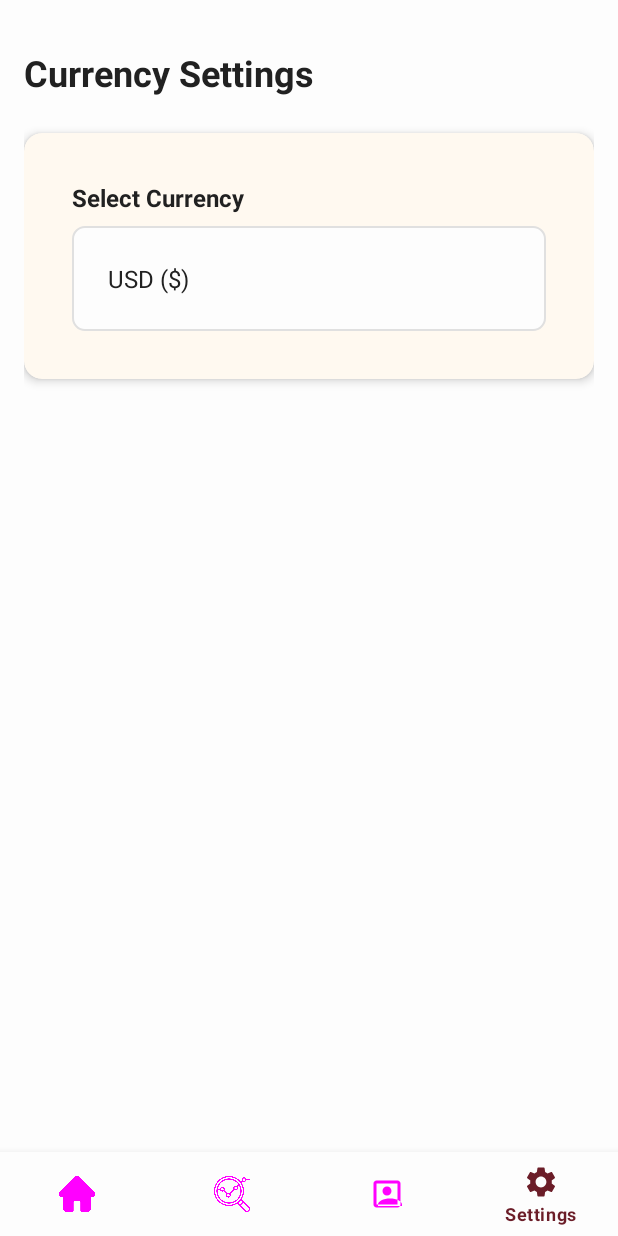
After one commit to dulsara30/Walleto---Personal-Finance-Tracker-App, an Android app: the SettingsFragment screen opened through its navigation route, on a phone screen of 412 x 824 dp. The commit adds this screen. Run offline under Robolectric (Android 15) with nearby library versions, the phone set to English and light mode, and no system bars; our stand-ins replace navigation-ui.

Commit message:
updated currency handling

```diff
--- a/app/src/main/java/com/example/finessa/model/CategoryBudget.kt
+++ b/app/src/main/java/com/example/finessa/model/CategoryBudget.kt
@@ -4,5 +4,6 @@ import java.io.Serializable
 
 data class CategoryBudget(
     val category: String,
-    var budget: Double
+    var budget: Double,
+    var spent: Double = 0.0
 ) : Serializable
--- a/app/src/main/java/com/example/finessa/ui/main/HomeFragment.kt
+++ b/app/src/main/java/com/example/finessa/ui/main/HomeFragment.kt
@@ -18,10 +18,12 @@ import androidx.activity.result.contract.ActivityResultContracts
 import androidx.core.app.NotificationCompat
 import androidx.core.content.ContextCompat
 import androidx.fragment.app.Fragment
+import androidx.lifecycle.Observer
 import androidx.recyclerview.widget.LinearLayoutManager
 import androidx.recyclerview.widget.RecyclerView
 import com.example.finessa.R
 import com.example.finessa.adapter.TransactionAdapter
+import com.example.finessa.databinding.FragmentHomeBinding
 import com.example.finessa.model.Transaction
 import com.example.finessa.ui.dialog.TransactionDialogFragment
 import com.google.android.material.button.MaterialButton
@@ -35,9 +37,12 @@ import com.google.gson.reflect.TypeToken
 import java.util.Calendar
 import java.util.Date
 import androidx.navigation.fragment.findNavController
+import com.example.finessa.utils.CurrencyManager
 
 class HomeFragment : Fragment() {
 
+    private var _binding: FragmentHomeBinding? = null
+    private val binding get() = _binding!!
     private lateinit var adapter: TransactionAdapter
     private lateinit var tvBalance: TextView
     private lateinit var tvBudgetStatus: TextView
@@ -65,8 +70,9 @@ class HomeFragment : Fragment() {
         inflater: LayoutInflater,
         container: ViewGroup?,
         savedInstanceState: Bundle?
-    ): View? {
-        return inflater.inflate(R.layout.fragment_home, container, false)
+    ): View {
+        _binding = FragmentHomeBinding.inflate(inflater, container, false)
+        return binding.root
     }
 
     override fun onViewCreated(view: View, savedInstanceState: Bundle?) {
@@ -75,27 +81,20 @@ class HomeFragment : Fragment() {
         checkNotificationPermission()
 
         // Initialize views
-        tvBalance = view.findViewById(R.id.tvBalance)
-        tvBudgetStatus = view.findViewById(R.id.tvBudgetStatus)
-        progressBudget = view.findViewById(R.id.progressBudget)
-        cardBudgetStatus = view.findViewById(R.id.cardBudgetStatus)
-        rvTransactions = view.findViewById(R.id.rvTransactions)
-        fabAddTransaction = view.findViewById(R.id.fabAddTransaction)
-        btnAddIncome = view.findViewById(R.id.btnAddIncome)
-        btnAddExpense = view.findViewById(R.id.btnAddExpense)
+        tvBalance = binding.tvBalance
+        tvBudgetStatus = binding.tvBudgetStatus
+        progressBudget = binding.progressBudget
+        cardBudgetStatus = binding.cardBudgetStatus
+        rvTransactions = binding.rvTransactions
+        fabAddTransaction = binding.fabAddTransaction
+        btnAddIncome = binding.btnAddIncome
+        btnAddExpense = binding.btnAddExpense
 
         // Initialize SharedPreferences
         sharedPreferences = requireContext().getSharedPreferences("finance_tracker", 0)
 
         // Setup RecyclerView
-        adapter = TransactionAdapter(
-            onItemClick = { transaction ->
-                showTransactionDialog(isIncome = transaction.isIncome, existingTransaction = transaction)
-            },
-            onDeleteClick = { transaction ->
-                showDeleteConfirmationDialog(transaction)
-            }
-        )
+        adapter = TransactionAdapter(requireContext())
         rvTransactions.layoutManager = LinearLayoutManager(context)
         rvTransactions.adapter = adapter
 
@@ -107,13 +106,14 @@ class HomeFragment : Fragment() {
         // Load saved data
         loadSavedData()
         updateBudgetStatus()
+        observeCurrencyChanges()
     }
 
     private fun showTransactionDialog(isIncome: Boolean, existingTransaction: Transaction? = null) {
         TransactionDialogFragment(
             isIncome = isIncome,
             onSave = { transaction ->
-                val transactions = adapter.transactionsList.toMutableList()
+                val transactions = adapter.currentList.toMutableList()
 
                 if (!isIncome) {
                     if (!validateBudgets(transaction, transactions)) {
@@ -131,7 +131,7 @@ class HomeFragment : Fragment() {
                     transactions.add(0, transaction)
                     showSnackbar("Transaction added successfully")
                 }
-                adapter.updateTransactions(transactions)
+                adapter.submitList(transactions)
                 updateBalance(transactions)
                 updateBudgetStatus()
                 saveData(transactions)
@@ -233,7 +233,7 @@ class HomeFragment : Fragment() {
     private fun updateBudgetStatus() {
         val monthlyBudget = sharedPreferences.getFloat("monthly_budget", 0f)
         if (monthlyBudget > 0) {
-            val currentExpenses = getCurrentMonthExpenses(adapter.transactionsList)
+            val currentExpenses = getCurrentMonthExpenses(adapter.currentList)
             val percentage = (currentExpenses / monthlyBudget.toDouble() * 100).toInt()
 
             progressBudget.progress = percentage
@@ -387,9 +387,9 @@ class HomeFragment : Fragment() {
     }
 
     private fun deleteTransaction(transaction: Transaction) {
-        val transactions = adapter.transactionsList.toMutableList()
+        val transactions = adapter.currentList.toMutableList()
         transactions.remove(transaction)
-        adapter.updateTransactions(transactions)
+        adapter.submitList(transactions)
         updateBalance(transactions)
         saveData(transactions)
         showSnackbar("Transaction deleted")
@@ -406,7 +406,7 @@ class HomeFragment : Fragment() {
         } else {
             emptyList()
         }
-        adapter.updateTransactions(transactions)
+        adapter.submitList(transactions)
         updateBalance(transactions)
     }
 
@@ -419,7 +419,7 @@ class HomeFragment : Fragment() {
         val balance = transactions.sumOf { transaction ->
             if (transaction.isIncome) transaction.amount else -transaction.amount
         }
-        tvBalance.text = "$${String.format("%.2f", balance)}"
+        tvBalance.text = CurrencyManager.formatAmount(requireContext(), balance)
     }
 
     private fun createNotificationChannel() {
@@ -464,4 +464,37 @@ class HomeFragment : Fragment() {
             }
         }
     }
+
+    private fun observeCurrencyChanges() {
+        CurrencyManager.currencyChanged.observe(viewLifecycleOwner, Observer { _ ->
+            updateAmounts()
+            adapter.notifyDataSetChanged()
+        })
+    }
+
+    private fun updateAmounts() {
+        val transactionsJson = sharedPreferences.getString("transactions", null)
+        val transactions = if (transactionsJson != null) {
+            gson.fromJson<List<Transaction>>(transactionsJson, transactionType)
+        } else {
+            emptyList()
+        }
+
+        val totalIncome = transactions.filter { it.isIncome }.sumOf { it.amount }
+        val totalExpenses = transactions.filter { !it.isIncome }.sumOf { it.amount }
+        val balance = totalIncome - totalExpenses
+
+        tvBalance.text = CurrencyManager.formatAmount(requireContext(), balance)
+        updateBudgetStatus()
+    }
+
+    override fun onResume() {
+        super.onResume()
+        loadSavedData()
+    }
+
+    override fun onDestroyView() {
+        super.onDestroyView()
+        _binding = null
+    }
 }
--- /dev/null
+++ b/app/src/main/java/com/example/finessa/ui/settings/SettingsFragment.kt
@@ -0,0 +1,86 @@
+package com.example.finessa.ui.settings
+
+import android.content.Context
+import android.os.Bundle
+import android.view.LayoutInflater
+import android.view.View
+import android.view.ViewGroup
+import android.widget.AdapterView
+import android.widget.ArrayAdapter
+import androidx.fragment.app.Fragment
+import com.example.finessa.R
+import com.example.finessa.databinding.FragmentSettingsBinding
+import com.example.finessa.utils.CurrencyManager
+
+class SettingsFragment : Fragment() {
+
+    private var _binding: FragmentSettingsBinding? = null
+    private val binding get() = _binding!!
+
+    private val currencies = listOf(
+        "USD",
+        "LKR",
+        "EUR",
+        "GBP",
+        "INR"
+    )
+
+    override fun onCreateView(
+        inflater: LayoutInflater,
+        container: ViewGroup?,
+        savedInstanceState: Bundle?
+    ): View {
+        _binding = FragmentSettingsBinding.inflate(inflater, container, false)
+        return binding.root
+    }
+
+    override fun onViewCreated(view: View, savedInstanceState: Bundle?) {
+        super.onViewCreated(view, savedInstanceState)
+        setupCurrencySpinner()
+    }
+
+    private fun setupCurrencySpinner() {
+        // Create adapter with currency symbols
+        val currencyItems = currencies.map { currency ->
+            when (currency) {
+                "USD" -> getString(R.string.usd)
+                "LKR" -> getString(R.string.lkr)
+                "EUR" -> getString(R.string.eur)
+                "GBP" -> getString(R.string.gbp)
+                "INR" -> getString(R.string.inr)
+                else -> currency
+            }
+        }
+
+        val adapter = ArrayAdapter(
+            requireContext(),
+            R.layout.dropdown_menu_item,
+            currencyItems
+        )
+        binding.spinnerCurrency.adapter = adapter
+
+        // Load saved currency
+        val savedCurrency = CurrencyManager.getSelectedCurrency(requireContext())
+        val position = currencies.indexOf(savedCurrency)
+        if (position != -1) {
+            binding.spinnerCurrency.setSelection(position)
+        }
+
+        binding.spinnerCurrency.onItemSelectedListener = object : AdapterView.OnItemSelectedListener {
+            override fun onItemSelected(parent: AdapterView<*>?, view: View?, position: Int, id: Long) {
+                val selectedCurrency = currencies[position]
+                // Save selected currency and notify observers
+                CurrencyManager.setSelectedCurrency(requireContext(), selectedCurrency)
+            }
+
+            override fun onNothingSelected(parent: AdapterView<*>?) {
+                // Do nothing
+            }
+        }
+    }
+
+    override fun onDestroyView() {
+        super.onDestroyView()
+        _binding = null
+    }
+}
--- /dev/null
+++ b/app/src/main/java/com/example/finessa/utils/CurrencyManager.kt
@@ -0,0 +1,33 @@
+package com.example.finessa.utils
+
+import android.content.Context
+import android.content.SharedPreferences
+import androidx.lifecycle.LiveData
+import androidx.lifecycle.MutableLiveData
+
+object CurrencyManager {
+    private const val PREF_NAME = "finance_tracker"
+    private const val KEY_CURRENCY = "selected_currency"
+
+    private val _currencyChanged = MutableLiveData<String>()
+    val currencyChanged: LiveData<String> = _currencyChanged
+
+    fun getSelectedCurrency(context: Context): String {
+        val sharedPreferences = context.getSharedPreferences(PREF_NAME, Context.MODE_PRIVATE)
+        return sharedPreferences.getString(KEY_CURRENCY, "USD") ?: "USD"
+    }
+
+    fun setSelectedCurrency(context: Context, currency: String) {
+        val sharedPreferences = context.getSharedPreferences(PREF_NAME, Context.MODE_PRIVATE)
+        sharedPreferences.edit().putString(KEY_CURRENCY, currency).apply()
+        _currencyChanged.postValue(currency)
+    }
+
+    fun formatAmount(context: Context, amount: Double): String {
+        return CurrencyUtils.formatAmount(context, amount)
+    }
+
+    fun formatAmountWithSymbol(context: Context, amount: Double): String {
+        return CurrencyUtils.formatAmountWithSymbol(context, amount)
+    }
+}
--- /dev/null
+++ b/app/src/main/res/drawable/ic_settings.xml
@@ -0,0 +1,11 @@
+<?xml version="1.0" encoding="utf-8"?>
+<vector xmlns:android="http://schemas.android.com/apk/res/android"
+    android:width="24dp"
+    android:height="24dp"
+    android:viewportWidth="24"
+    android:viewportHeight="24"
+    android:tint="?attr/colorControlNormal">
+    <path
+        android:fillColor="@android:color/white"
+        android:pathData="M19.14,12.94c0.04,-0.3 0.06,-0.61 0.06,-0.94c0,-0.32 -0.02,-0.64 -0.07,-0.94l2.03,-1.58c0.18,-0.14 0.23,-0.41 0.12,-0.61l-1.92,-3.32c-0.12,-0.22 -0.37,-0.29 -0.59,-0.22l-2.39,0.96c-0.5,-0.38 -1.03,-0.7 -1.62,-0.94L14.4,2.81c-0.04,-0.24 -0.24,-0.41 -0.48,-0.41h-3.84c-0.24,0 -0.43,0.17 -0.47,0.41L9.25,5.35C8.66,5.59 8.12,5.92 7.63,6.29L5.24,5.33c-0.22,-0.08 -0.47,0 -0.59,0.22L2.74,8.87C2.62,9.08 2.66,9.34 2.86,9.48l2.03,1.58C4.84,11.36 4.8,11.69 4.8,12s0.02,0.64 0.07,0.94l-2.03,1.58c-0.18,0.14 -0.23,0.41 -0.12,0.61l1.92,3.32c0.12,0.22 0.37,0.29 0.59,0.22l2.39,-0.96c0.5,0.38 1.03,0.7 1.62,0.94l0.36,2.54c0.05,0.24 0.24,0.41 0.48,0.41h3.84c0.24,0 0.44,-0.17 0.47,-0.41l0.36,-2.54c0.59,-0.24 1.13,-0.56 1.62,-0.94l2.39,0.96c0.22,0.08 0.47,0 0.59,-0.22l1.92,-3.32c0.12,-0.22 0.07,-0.47 -0.12,-0.61L19.14,12.94zM12,15.6c-1.98,0 -3.6,-1.62 -3.6,-3.6s1.62,-3.6 3.6,-3.6s3.6,1.62 3.6,3.6S13.98,15.6 12,15.6z"/>
+</vector>
--- /dev/null
+++ b/app/src/main/res/drawable/spinner_background.xml
@@ -0,0 +1,9 @@
+<?xml version="1.0" encoding="utf-8"?>
+<shape xmlns:android="http://schemas.android.com/apk/res/android"
+    android:shape="rectangle">
+    <solid android:color="@color/backgroundLight" />
+    <corners android:radius="8dp" />
+    <stroke
+        android:width="1dp"
+        android:color="@color/dividerColor" />
+</shape>
--- a/app/src/main/res/layout/dropdown_menu_item.xml
+++ b/app/src/main/res/layout/dropdown_menu_item.xml
@@ -2,6 +2,7 @@
 <TextView xmlns:android="http://schemas.android.com/apk/res/android"
     android:layout_width="match_parent"
     android:layout_height="wrap_content"
-    android:padding="16dp"
+    android:padding="12dp"
+    android:textColor="@color/textPrimary"
     android:textSize="16sp"
-    android:fontFamily="sans-serif" />
+    android:background="@color/backgroundLight" />
--- /dev/null
+++ b/app/src/main/res/layout/fragment_settings.xml
@@ -0,0 +1,56 @@
+<?xml version="1.0" encoding="utf-8"?>
+<androidx.constraintlayout.widget.ConstraintLayout xmlns:android="http://schemas.android.com/apk/res/android"
+    xmlns:app="http://schemas.android.com/apk/res-auto"
+    android:layout_width="match_parent"
+    android:layout_height="match_parent"
+    android:background="@color/backgroundLight"
+    android:padding="16dp">
+
+    <TextView
+        android:id="@+id/tvSettingsTitle"
+        android:layout_width="wrap_content"
+        android:layout_height="wrap_content"
+        android:text="@string/currency_settings"
+        android:textColor="@color/textPrimary"
+        android:textSize="24sp"
+        android:textStyle="bold"
+        android:layout_marginTop="16dp"
+        app:layout_constraintTop_toTopOf="parent"
+        app:layout_constraintStart_toStartOf="parent" />
+
+    <com.google.android.material.card.MaterialCardView
+        android:id="@+id/cardCurrency"
+        android:layout_width="match_parent"
+        android:layout_height="wrap_content"
+        android:layout_marginTop="24dp"
+        app:cardCornerRadius="12dp"
+        app:cardElevation="4dp"
+        app:layout_constraintTop_toBottomOf="@id/tvSettingsTitle">
+
+        <LinearLayout
+            android:layout_width="match_parent"
+            android:layout_height="wrap_content"
+            android:orientation="vertical"
+            android:padding="16dp">
+
+            <TextView
+                android:layout_width="wrap_content"
+                android:layout_height="wrap_content"
+                android:text="@string/select_currency"
+                android:textColor="@color/textPrimary"
+                android:textSize="16sp"
+                android:textStyle="bold" />
+
+            <Spinner
+                android:id="@+id/spinnerCurrency"
+                android:layout_width="match_parent"
+                android:layout_height="wrap_content"
+                android:layout_marginTop="8dp"
+                android:background="@drawable/spinner_background"
+                android:padding="12dp" />
+
+        </LinearLayout>
+
+    </com.google.android.material.card.MaterialCardView>
+
+</androidx.constraintlayout.widget.ConstraintLayout>
--- a/app/src/main/res/menu/bottom_nav_menu.xml
+++ b/app/src/main/res/menu/bottom_nav_menu.xml
@@ -1,3 +1,4 @@
+<?xml version="1.0" encoding="utf-8"?>
 <menu xmlns:android="http://schemas.android.com/apk/res/android">
     <item
         android:id="@+id/nav_home"
@@ -11,4 +12,8 @@
         android:id="@+id/nav_budget"
         android:icon="@drawable/ic_budget"
         android:title="@string/budget" />
+    <item
+        android:id="@+id/nav_settings"
+        android:icon="@drawable/ic_settings"
+        android:title="@string/settings" />
 </menu>
--- a/app/src/main/res/navigation/nav_graph.xml
+++ b/app/src/main/res/navigation/nav_graph.xml
@@ -20,4 +20,8 @@
         android:id="@+id/nav_add_transaction"
         android:name="com.example.finessa.ui.transaction.AddTransactionFragment"
         android:label="Add Transaction" />
+    <fragment
+        android:id="@+id/nav_settings"
+        android:name="com.example.finessa.ui.settings.SettingsFragment"
+        android:label="Settings" />
 </navigation>
--- a/app/src/main/res/values/strings.xml
+++ b/app/src/main/res/values/strings.xml
@@ -3,4 +3,12 @@
     <string name="home">Home</string>
     <string name="analysis">Analysis</string>
     <string name="budget">Budget</string>
+    <string name="settings">Settings</string>
+    <string name="currency_settings">Currency Settings</string>
+    <string name="select_currency">Select Currency</string>
+    <string name="usd">USD ($)</string>
+    <string name="lkr">LKR (Rs)</string>
+    <string name="eur">EUR (€)</string>
+    <string name="gbp">GBP (£)</string>
+    <string name="inr">INR (₹)</string>
 </resources>
```
Also changed, not shown: app/src/main/java/com/example/finessa/adapter/CategoryBudgetAdapter.kt (+36 -39 lines), app/src/main/java/com/example/finessa/adapter/TransactionAdapter.kt (+38 -44 lines), app/src/main/java/com/example/finessa/ui/analysis/AnalysisFragment.kt (+29 -12 lines), app/src/main/java/com/example/finessa/ui/budget/BudgetFragment.kt (+49 -16 lines), app/src/main/java/com/example/finessa/ui/transaction/AddTransactionFragment.kt (+6 -2 lines), app/src/main/java/com/example/finessa/utils/CurrencyUtils.kt (added, +68 -0 lines), app/src/main/res/layout/fragment_budget.xml (+9 -0 lines).
